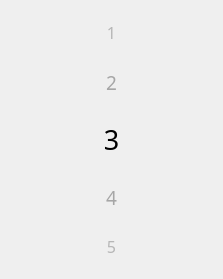
Old version of the form Module/ModuleScrollValue.ui in the repository wlffeng2008/AkkoStudio.
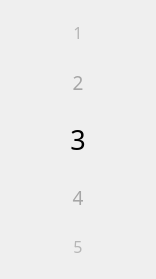
New version of the form.

The edit to the form file:
```diff
--- a/Module/ModuleScrollValue.ui
+++ b/Module/ModuleScrollValue.ui
@@ -6,7 +6,7 @@
    <rect>
     <x>0</x>
     <y>0</y>
-    <width>223</width>
+    <width>156</width>
     <height>279</height>
    </rect>
   </property>
```
